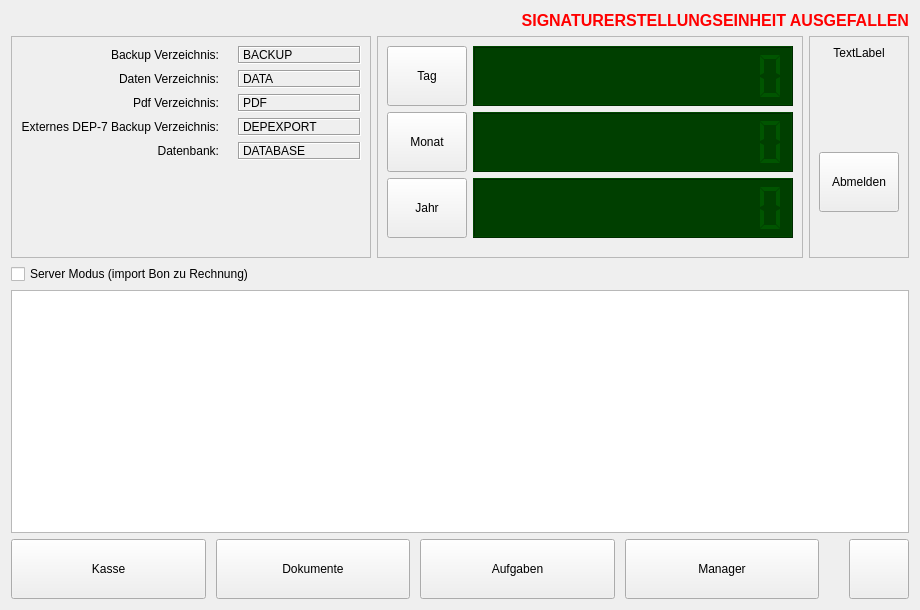
First picture: the form in src/ui/qrkhome.ui, repository DatabasesWorks/QRK-Cash-Register, before the edit.
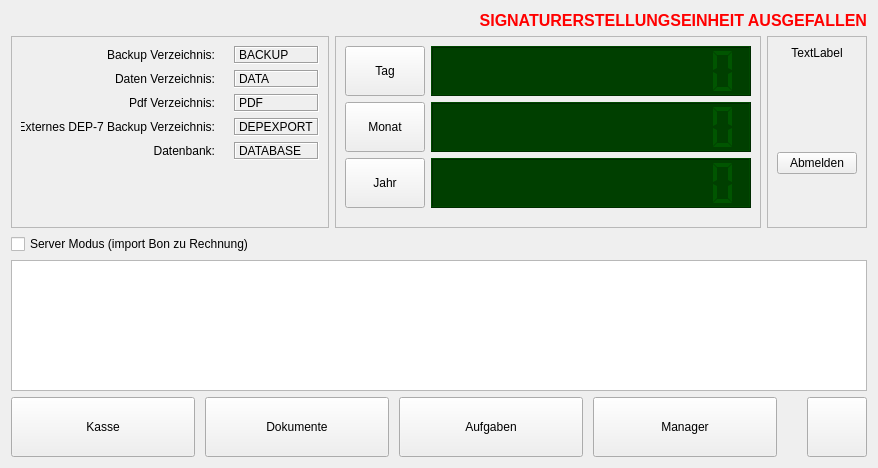
Second picture: the form after the edit. Icons and pictures are not drawn. Custom widgets are drawn as their Qt base class.

Patch:
```diff
--- a/src/ui/qrkhome.ui
+++ b/src/ui/qrkhome.ui
@@ -6,8 +6,8 @@
    <rect>
     <x>0</x>
     <y>0</y>
-    <width>920</width>
-    <height>610</height>
+    <width>878</width>
+    <height>468</height>
    </rect>
   </property>
   <property name="windowTitle">
@@ -884,17 +884,23 @@
             <item>
              <layout class="QHBoxLayout" name="horizontalLayout_3">
               <item>
-               <widget class="QPushButton" name="dayPushButton">
+               <widget class="QrkPushButton" name="dayPushButton">
+                <property name="sizePolicy">
+                 <sizepolicy hsizetype="Minimum" vsizetype="Preferred">
+                  <horstretch>0</horstretch>
+                  <verstretch>0</verstretch>
+                 </sizepolicy>
+                </property>
                 <property name="minimumSize">
                  <size>
                   <width>0</width>
-                  <height>60</height>
+                  <height>0</height>
                  </size>
                 </property>
                 <property name="maximumSize">
                  <size>
                   <width>16777215</width>
-                  <height>60</height>
+                  <height>16777215</height>
                  </size>
                 </property>
                 <property name="text">
@@ -911,7 +917,7 @@
               <item>
                <widget class="QLCDNumber" name="lcdNumberDay">
                 <property name="sizePolicy">
-                 <sizepolicy hsizetype="Expanding" vsizetype="Minimum">
+                 <sizepolicy hsizetype="Expanding" vsizetype="MinimumExpanding">
                   <horstretch>0</horstretch>
                   <verstretch>0</verstretch>
                  </sizepolicy>
@@ -925,7 +931,7 @@
                 <property name="maximumSize">
                  <size>
                   <width>16777215</width>
-                  <height>60</height>
+                  <height>16777215</height>
                  </size>
                 </property>
                 <property name="palette">
@@ -1149,17 +1155,23 @@
             <item>
              <layout class="QHBoxLayout" name="horizontalLayout_8">
               <item>
-               <widget class="QPushButton" name="monthPushButton">
+               <widget class="QrkPushButton" name="monthPushButton">
+                <property name="sizePolicy">
+                 <sizepolicy hsizetype="Minimum" vsizetype="Preferred">
+                  <horstretch>0</horstretch>
+                  <verstretch>0</verstretch>
+                 </sizepolicy>
+                </property>
                 <property name="minimumSize">
                  <size>
                   <width>0</width>
-                  <height>60</height>
+                  <height>0</height>
                  </size>
                 </property>
                 <property name="maximumSize">
                  <size>
                   <width>16777215</width>
-                  <height>60</height>
+                  <height>16777215</height>
                  </size>
                 </property>
                 <property name="text">
@@ -1190,7 +1202,7 @@
                 <property name="maximumSize">
                  <size>
                   <width>16777215</width>
-                  <height>60</height>
+                  <height>16777215</height>
                  </size>
                 </property>
                 <property name="palette">
@@ -1411,17 +1423,23 @@
             <item>
              <layout class="QHBoxLayout" name="horizontalLayout_9">
               <item>
-               <widget class="QPushButton" name="yearPushButton">
+               <widget class="QrkPushButton" name="yearPushButton">
+                <property name="sizePolicy">
+                 <sizepolicy hsizetype="Minimum" vsizetype="Preferred">
+                  <horstretch>0</horstretch>
+                  <verstretch>0</verstretch>
+                 </sizepolicy>
+                </property>
                 <property name="minimumSize">
                  <size>
                   <width>0</width>
-                  <height>60</height>
+                  <height>0</height>
                  </size>
                 </property>
                 <property name="maximumSize">
                  <size>
                   <width>16777215</width>
-                  <height>60</height>
+                  <height>16777215</height>
                  </size>
                 </property>
                 <property name="text">
@@ -1452,7 +1470,7 @@
                 <property name="maximumSize">
                  <size>
                   <width>16777215</width>
-                  <height>60</height>
+                  <height>16777215</height>
                  </size>
                 </property>
                 <property name="palette">
@@ -1792,11 +1810,23 @@
              </widget>
             </item>
             <item>
-             <widget class="QPushButton" name="logOnOffButton">
+             <widget class="QrkPushButton" name="logOnOffButton">
+              <property name="sizePolicy">
+               <sizepolicy hsizetype="Minimum" vsizetype="Preferred">
+                <horstretch>0</horstretch>
+                <verstretch>0</verstretch>
+               </sizepolicy>
+              </property>
               <property name="minimumSize">
                <size>
                 <width>0</width>
-                <height>60</height>
+                <height>0</height>
+               </size>
+              </property>
+              <property name="maximumSize">
+               <size>
+                <width>16777215</width>
+                <height>16777215</height>
                </size>
               </property>
               <property name="text">
@@ -1939,7 +1969,13 @@
          <property name="minimumSize">
           <size>
            <width>150</width>
-           <height>60</height>
+           <height>0</height>
+          </size>
+         </property>
+         <property name="maximumSize">
+          <size>
+           <width>16777215</width>
+           <height>16777215</height>
           </size>
          </property>
          <property name="text">
@@ -1968,7 +2004,13 @@
          <property name="minimumSize">
           <size>
            <width>150</width>
-           <height>60</height>
+           <height>0</height>
+          </size>
+         </property>
+         <property name="maximumSize">
+          <size>
+           <width>16777215</width>
+           <height>16777215</height>
           </size>
          </property>
          <property name="text">
@@ -1997,7 +2039,13 @@
          <property name="minimumSize">
           <size>
            <width>150</width>
-           <height>60</height>
+           <height>0</height>
+          </size>
+         </property>
+         <property name="maximumSize">
+          <size>
+           <width>16777215</width>
+           <height>16777215</height>
           </size>
          </property>
          <property name="text">
@@ -2029,7 +2077,13 @@
          <property name="minimumSize">
           <size>
            <width>150</width>
-           <height>60</height>
+           <height>0</height>
+          </size>
+         </property>
+         <property name="maximumSize">
+          <size>
+           <width>16777215</width>
+           <height>16777215</height>
           </size>
          </property>
          <property name="text">
@@ -2064,7 +2118,13 @@
         </spacer>
        </item>
        <item>
-        <widget class="QPushButton" name="menuButton">
+        <widget class="QrkPushButton" name="menuButton">
+         <property name="sizePolicy">
+          <sizepolicy hsizetype="Minimum" vsizetype="Preferred">
+           <horstretch>0</horstretch>
+           <verstretch>0</verstretch>
+          </sizepolicy>
+         </property>
          <property name="minimumSize">
           <size>
            <width>60</width>
@@ -2074,7 +2134,7 @@
          <property name="maximumSize">
           <size>
            <width>60</width>
-           <height>60</height>
+           <height>16777215</height>
           </size>
          </property>
          <property name="text">
@@ -2098,6 +2158,13 @@
    </item>
   </layout>
  </widget>
+ <customwidgets>
+  <customwidget>
+   <class>QrkPushButton</class>
+   <extends>QPushButton</extends>
+   <header>qrkpushbutton.h</header>
+  </customwidget>
+ </customwidgets>
  <resources>
   <include location="../../qrk.qrc"/>
   <include location="../../qrk.qrc"/>
```
Left out of the diff: 8 changed lines with no effect on the pictures.
